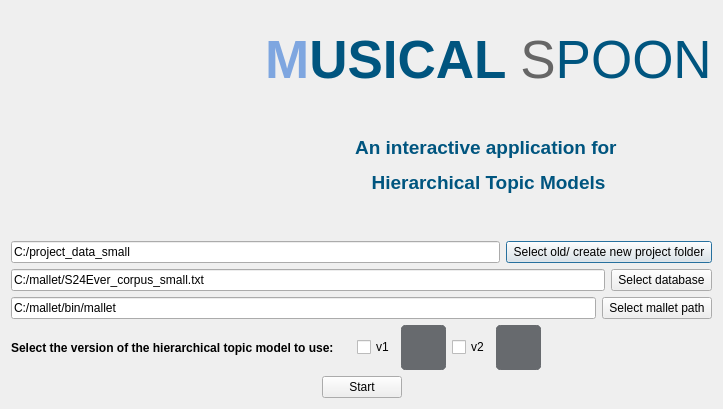
First picture: the form in gui/UIS/menuConfig.ui, repository IntelCompH2020/musical-spoon, before the edit.
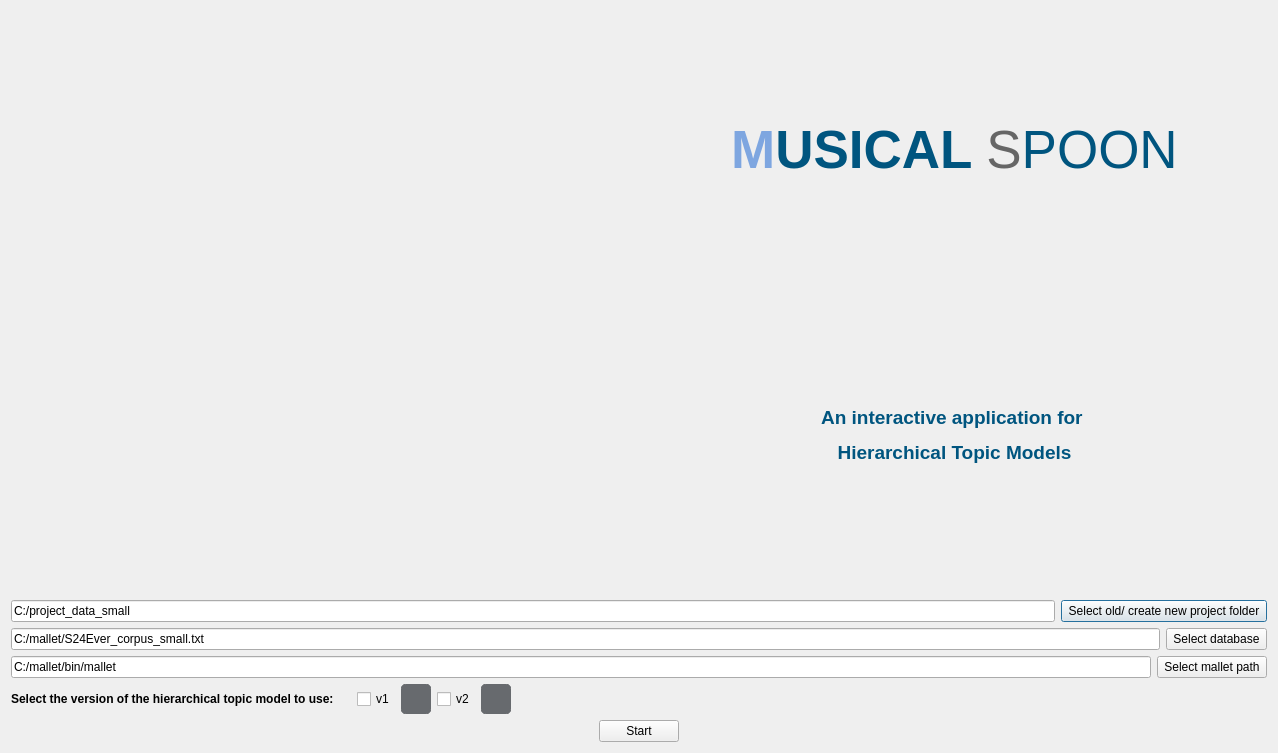
Second picture: the form after the edit. Icons and pictures are not drawn.

Diff of the .ui file:
```diff
--- a/gui/UIS/menuConfig.ui
+++ b/gui/UIS/menuConfig.ui
@@ -6,8 +6,8 @@
    <rect>
     <x>0</x>
     <y>0</y>
-    <width>723</width>
-    <height>409</height>
+    <width>1278</width>
+    <height>753</height>
    </rect>
   </property>
   <property name="windowTitle">
@@ -253,6 +253,9 @@
              <bold>true</bold>
             </font>
            </property>
+           <property name="styleSheet">
+            <string notr="true">color:black;</string>
+           </property>
            <property name="text">
             <string>Select the version of the hierarchical topic model to use:     </string>
            </property>
@@ -280,8 +283,14 @@
              </property>
              <property name="minimumSize">
               <size>
-               <width>45</width>
-               <height>45</height>
+               <width>30</width>
+               <height>30</height>
+              </size>
+             </property>
+             <property name="maximumSize">
+              <size>
+               <width>30</width>
+               <height>30</height>
               </size>
              </property>
              <property name="styleSheet">
@@ -325,8 +334,14 @@
              </property>
              <property name="minimumSize">
               <size>
-               <width>45</width>
-               <height>45</height>
+               <width>30</width>
+               <height>30</height>
+              </size>
+             </property>
+             <property name="maximumSize">
+              <size>
+               <width>30</width>
+               <height>30</height>
               </size>
              </property>
              <property name="styleSheet">
```
